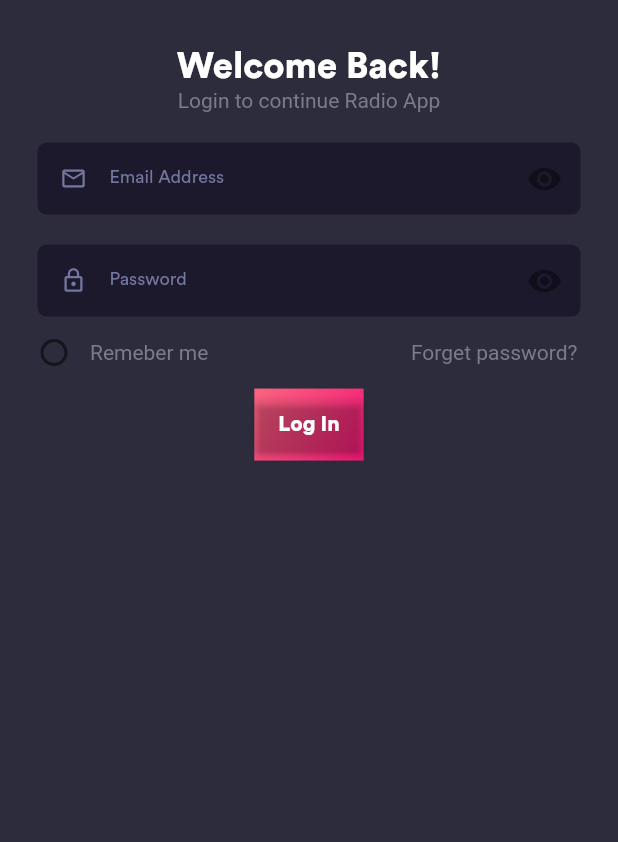
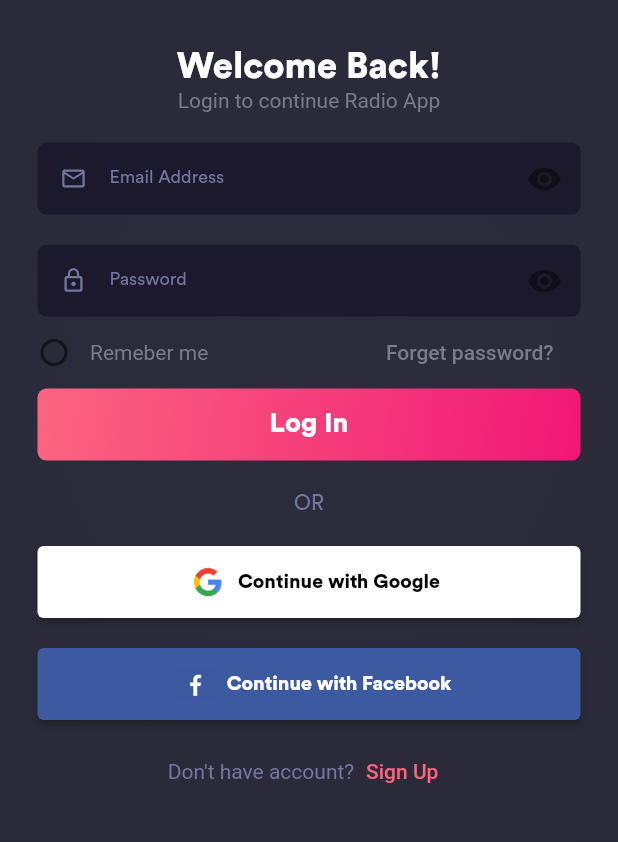
Before and after one commit to Drako-Rexon/Poddy_Caster, a Flutter app: the screen it shows after launch, on a phone screen of 412 x 824 dp, the part 213-1055 px from its top. Run offline on Flutter 3.47's test engine with Material 2 defaults, Android fonts, the light colour scheme and no system bars.

Commit message:
approx completed

```diff
--- a/lib/authorization/components/input_info_text_field.dart
+++ b/lib/authorization/components/input_info_text_field.dart
@@ -39,9 +39,11 @@ class _InputInfoTextFieldState extends State<InputInfoTextField> {
       ),
       width: devWidth - 50,
       child: TextField(
+        style: TextStyle(color: Color(0xFF7477A0)),
         obscureText: visiblePass,
         keyboardType: widget.inType,
         decoration: InputDecoration(
+          fillColor: Colors.white,
           border: InputBorder.none,
           prefixIcon: Icon(
             widget.icon,
--- /dev/null
+++ b/lib/authorization/components/sign_in_button.dart
@@ -0,0 +1,49 @@
+import 'package:flutter/material.dart';
+
+class SignInButtoncustom extends StatelessWidget {
+  const SignInButtoncustom(
+      {Key? key,
+      this.backColor = Colors.white,
+      this.textColor = Colors.black,
+      required this.text,
+      required this.iconLocation})
+      : super(key: key);
+  final Color backColor;
+  final Color textColor;
+  final String text;
+  final String iconLocation;
+
+  @override
+  Widget build(BuildContext context) {
+    double devWidth = MediaQuery.of(context).size.width;
+    return ElevatedButton(
+      onPressed: () {},
+      style: ButtonStyle(
+          padding: MaterialStateProperty.all(
+            const EdgeInsets.symmetric(vertical: 14),
+          ),
+          backgroundColor: MaterialStateProperty.all(backColor)),
+      child: Container(
+        width: devWidth - 50,
+        child: Row(
+          mainAxisAlignment: MainAxisAlignment.center,
+          children: [
+            Image(
+              image: AssetImage(iconLocation),
+              width: 40,
+              height: 20,
+            ),
+            Text(
+              text,
+              style: TextStyle(
+                color: textColor,
+                fontSize: 13,
+                fontFamily: 'CircularStd',
+              ),
+            ),
+          ],
+        ),
+      ),
+    );
+  }
+}
--- a/lib/authorization/sign_in/sign_in.dart
+++ b/lib/authorization/sign_in/sign_in.dart
@@ -1,5 +1,6 @@
 import 'package:flutter/material.dart';
 import 'package:podcast_app/authorization/components/input_info_text_field.dart';
+import 'package:podcast_app/authorization/components/sign_in_button.dart';
 
 class SignInPage extends StatefulWidget {
   const SignInPage({Key? key}) : super(key: key);
@@ -15,8 +16,15 @@ class _SignInPageState extends State<SignInPage> {
     double devWidth = MediaQuery.of(context).size.width;
     double devHeight = MediaQuery.of(context).size.height;
     return Scaffold(
-      backgroundColor: Color(0xFF2D2C3C),
+      // backgroundColor: RadialGradient(colors: []),
       body: SafeArea(
+        child: Container(
+          decoration: BoxDecoration(
+            gradient: RadialGradient(
+              radius: 5,
+              colors: [Color(0xFF2D2C3C), Color(0xFF191925)],
+            ),
+          ),
           child: Column(
             children: [
               SizedBox(height: 35),
@@ -77,38 +85,148 @@ class _SignInPageState extends State<SignInPage> {
                         ),
                       ],
                     ),
-                  Text(
+                    FlatButton(
+                      onPressed: () {},
+                      child: Text(
                         "Forget password?",
                         style: TextStyle(
                           color: Color(0xFF7B7B8B),
                         ),
                       ),
+                    ),
                   ],
                 ),
               ),
+              // Container(
+              //   decoration: BoxDecoration(
+              //     gradient: LinearGradient(
+              //       begin: Alignment.topLeft,
+              //       end: Alignment.bottomRight,
+              //       colors: [Color(0xFFFB6580), Color(0xFFF11775)],
+              //     ),
+              //   ),
+              //   child: ElevatedButton(
+              //     style: ElevatedButton.styleFrom(
+              //       primary: Color.fromARGB(0, 255, 255, 255),
+              //       // onSurface: Colors.transparent,
+              //       // shadowColor: Colors.transparent,
+              //     ),
+              //     onPressed: () {},
+              //     child: Text(
+              //       "Log In",
+              //       style: TextStyle(fontFamily: 'CircularStd'),
+              //     ),
+              //   ),
+              // ),
+
               Container(
+                width: devWidth - 50,
                 decoration: BoxDecoration(
+                  borderRadius: BorderRadius.all(Radius.circular(6)),
                   gradient: LinearGradient(
                     begin: Alignment.topLeft,
                     end: Alignment.bottomRight,
                     colors: [Color(0xFFFB6580), Color(0xFFF11775)],
                   ),
                 ),
-              child: ElevatedButton(
-                style: ElevatedButton.styleFrom(
-                  primary: Color.fromARGB(0, 255, 255, 255),
-                  // onSurface: Colors.transparent,
-                  // shadowColor: Colors.transparent,
+                child: TextButton(
+                  style: ButtonStyle(),
+                  onPressed: () {},
+                  child: Text(
+                    "Log In",
+                    style: TextStyle(
+                      color: Colors.white,
+                      fontFamily: 'CircularStd',
+                      fontSize: 18,
+                    ),
+                  ),
+                ),
+              ),
+              SizedBox(height: 20),
+              Text(
+                "OR",
+                style: TextStyle(
+                  color: Color(0xFF7477A0),
+                  fontFamily: 'CircularStd-Book',
+                ),
+              ),
+              SizedBox(height: 20),
+              SignInButtoncustom(
+                text: "Continue with Google",
+                iconLocation: "assets/images/google-png.png",
+              ),
+              SizedBox(height: 20),
+              SignInButtoncustom(
+                text: "Continue with Facebook",
+                iconLocation: "assets/images/fb.jpg",
+                backColor: Color(0xFF3d599f),
+                textColor: Colors.white,
+              ),
+              SizedBox(height: 10),
+              Row(
+                mainAxisAlignment: MainAxisAlignment.center,
+                children: [
+                  Text(
+                    "Don't have account?",
+                    style: TextStyle(
+                      color: Color(0xFF7477A0),
+                    ),
+                  ),
+                  TextButton(
+                    style: ButtonStyle(
+                      padding: MaterialStateProperty.all(EdgeInsets.all(0)),
                     ),
                     onPressed: () {},
                     child: Text(
-                  "Log In",
-                  style: TextStyle(fontFamily: 'CircularStd'),
+                      "Sign Up",
+                      style: TextStyle(
+                        color: Color(0xFFFB6580),
                       ),
                     ),
                   ),
                 ],
               ),
+              // Column(
+              //   mainAxisAlignment: MainAxisAlignment.end,
+              //   children: [
+              //     Text(
+              //       "By signing up you indicate that you have read and",
+              //       style: TextStyle(
+              //         fontSize: 8,
+              //         color: Color(0xFF7477A0),
+              //       ),
+              //     ),
+              //     Row(
+              //       mainAxisAlignment: MainAxisAlignment.center,
+              //       children: [
+              //         Text(
+              //           "agreed to the Patch",
+              //           style: TextStyle(
+              //             fontSize: 8,
+              //             color: Color(0xFF7477A0),
+              //           ),
+              //         ),
+              //         TextButton(
+              //           style: ButtonStyle(
+              //             padding: MaterialStateProperty.all(EdgeInsets.all(0)),
+              //           ),
+              //           onPressed: () {},
+              //           child: Text(
+              //             "Terms of Service",
+              //             style: TextStyle(
+              //               fontSize: 10,
+              //               color: Color(0xFFFB6580),
+              //             ),
+              //           ),
+              //         )
+              //       ],
+              //     )
+              //   ],
+              // )
+
+            ],
+          ),
+        ),
       ),
     );
   }
```
Also changed, not shown: assets/images/fb.jpg (added), assets/images/google-png.png (added). Lines whose indentation alone changed are shown as unchanged.
